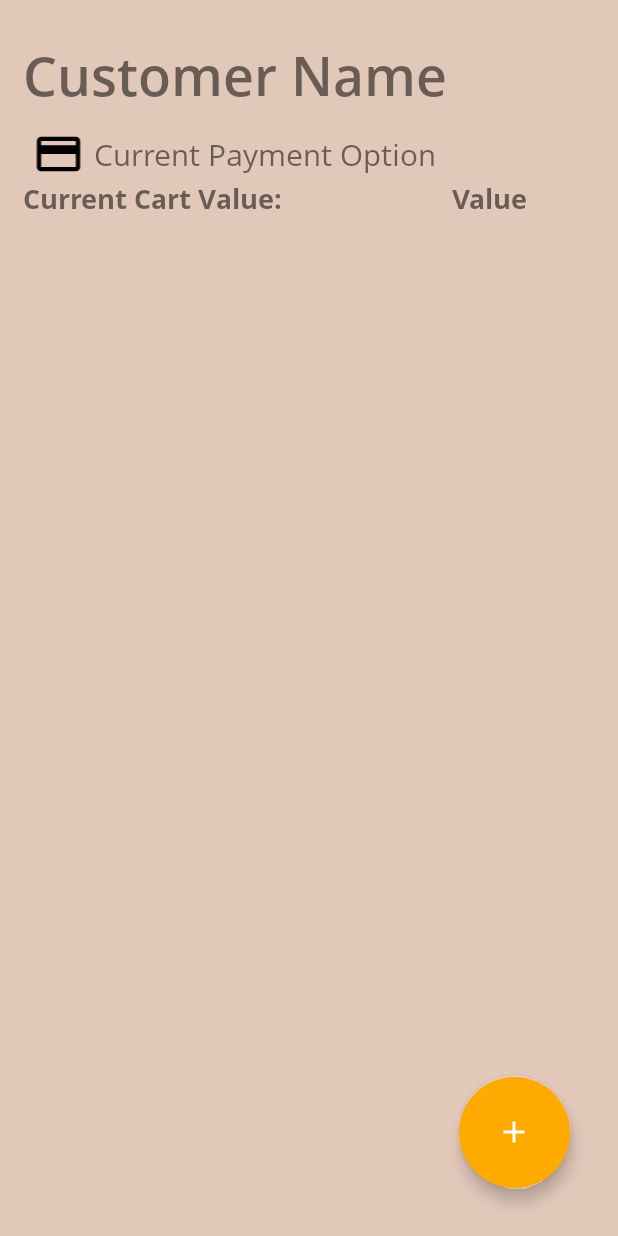
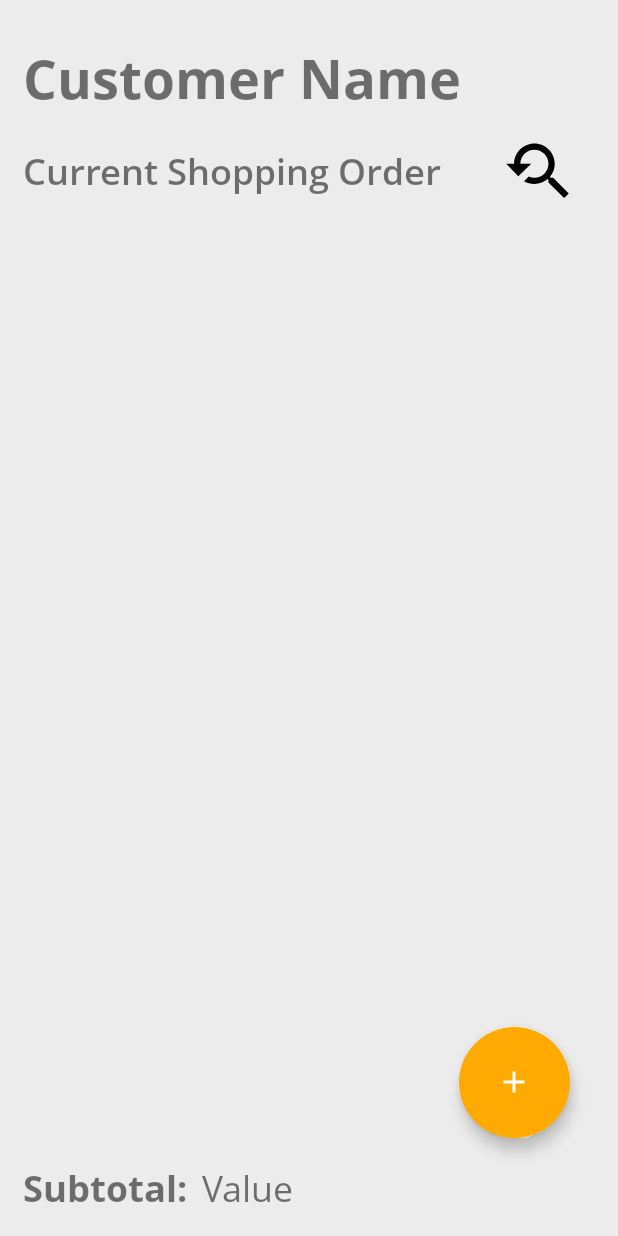
Before and after one commit to EdgarACarneiro/feup-cmov, an Android app: the MainMenuActivity screen opened directly, with no data from a screen before it, on a phone screen of 412 x 824 dp. Run offline under Robolectric (Android 15) with nearby library versions, the phone set to English and light mode, and no system bars; 2 statements that could not run were skipped.

Commit message:
Changes to Main Menu layout.

```diff
--- a/AcmeSupermarket/CustomerApp/app/src/main/java/org/feup/cmov/acmecustomer/activities/MainMenuActivity.java
+++ b/AcmeSupermarket/CustomerApp/app/src/main/java/org/feup/cmov/acmecustomer/activities/MainMenuActivity.java
@@ -52,8 +52,8 @@ public class MainMenuActivity extends AppCompatActivity {
         TextView customerName = findViewById(R.id.customer_name);
         customerName.setText("Hello, " + this.currentCustomer.getName());
 
-        TextView cardNumber = findViewById(R.id.current_payment_option);
-        cardNumber.setText(this.currentCustomer.getPaymentInfo().getMaskedCardNumber("####xxxxxxxxxxxx"));
+        /*TextView cardNumber = findViewById(R.id.current_payment_option);
+        cardNumber.setText(this.currentCustomer.getPaymentInfo().getMaskedCardNumber("####xxxxxxxxxxxx"));*/
 
         FloatingActionButton addProductButton = findViewById(R.id.add_new_item_button);
         addProductButton.setOnClickListener(new View.OnClickListener() {
--- /dev/null
+++ b/AcmeSupermarket/CustomerApp/app/src/main/res/drawable/ic_youtube_searched_for_black_24dp.xml
@@ -0,0 +1,4 @@
+<vector android:height="64dp" android:viewportHeight="24.0"
+    android:viewportWidth="24.0" android:width="64dp" xmlns:android="http://schemas.android.com/apk/res/android">
+    <path android:fillColor="#FF000000" android:pathData="M17.01,14h-0.8l-0.27,-0.27c0.98,-1.14 1.57,-2.61 1.57,-4.23 0,-3.59 -2.91,-6.5 -6.5,-6.5s-6.5,3 -6.5,6.5H2l3.84,4 4.16,-4H6.51C6.51,7 8.53,5 11.01,5s4.5,2.01 4.5,4.5c0,2.48 -2.02,4.5 -4.5,4.5 -0.65,0 -1.26,-0.14 -1.82,-0.38L7.71,15.1c0.97,0.57 2.09,0.9 3.3,0.9 1.61,0 3.08,-0.59 4.22,-1.57l0.27,0.27v0.79l5.01,4.99L22,19l-4.99,-5z"/>
+</vector>
--- a/AcmeSupermarket/CustomerApp/app/src/main/res/layout/activity_main_menu.xml
+++ b/AcmeSupermarket/CustomerApp/app/src/main/res/layout/activity_main_menu.xml
@@ -4,31 +4,25 @@
     xmlns:tools="http://schemas.android.com/tools"
     android:layout_width="match_parent"
     android:layout_height="match_parent"
-    android:background="#B7DAB6A0"
+    android:background="#B7E7E7E7"
     android:orientation="vertical"
     android:padding="15dp"
     tools:context=".activities.MainMenuActivity">
 
     <LinearLayout
-        android:id="@+id/header"
         android:layout_width="match_parent"
-        android:layout_height="140dp"
+        android:layout_height="0dp"
         android:layout_marginBottom="15dp"
+        android:layout_weight="1"
         android:baselineAligned="false"
-        android:orientation="horizontal">
-
-        <LinearLayout
-            android:layout_width="0dp"
-            android:layout_height="match_parent"
-            android:layout_weight="4"
         android:orientation="vertical">
 
         <TextView
             android:id="@+id/customer_name"
             android:layout_width="match_parent"
             android:layout_height="0dp"
-                android:layout_weight="2"
-                android:fontFamily="@font/open_sans_semibold"
+            android:layout_weight="3"
+            android:fontFamily="@font/open_sans_bold"
             android:gravity="center_vertical"
             android:text="@string/customer_name"
             android:textAlignment="viewStart"
@@ -37,61 +31,34 @@
         <LinearLayout
             android:layout_width="match_parent"
             android:layout_height="0dp"
-                android:layout_weight="1"
-                android:orientation="horizontal">
-
-                <ImageView
-                    android:id="@+id/imageView"
-                    android:layout_width="0dp"
-                    android:layout_height="match_parent"
-                    android:layout_weight="1"
-                    android:tint="#000000"
-                    app:srcCompat="@drawable/ic_credit_card_black_24dp" />
-
-                <TextView
-                    android:id="@+id/current_payment_option"
-                    android:layout_width="0dp"
-                    android:layout_height="match_parent"
-                    android:layout_weight="7"
-                    android:fontFamily="@font/open_sans"
-                    android:gravity="center_vertical"
-                    android:text="@string/current_payment_option"
-                    android:textSize="20sp" />
-            </LinearLayout>
-
-            <LinearLayout
-                android:layout_width="match_parent"
-                android:layout_height="0dp"
-                android:layout_weight="1"
+            android:layout_weight="2"
             android:orientation="horizontal">
 
             <TextView
                 android:id="@+id/your_cart"
                 android:layout_width="0dp"
                 android:layout_height="match_parent"
-                    android:layout_weight="3"
-                    android:fontFamily="@font/open_sans_bold"
-                    android:text="@string/your_shopping_cart"
+                android:layout_weight="4"
+                android:fontFamily="@font/open_sans_semibold"
+                android:gravity="center_vertical"
+                android:text="@string/current_shopping_order"
                 android:textAlignment="viewStart"
-                    android:textSize="18sp" />
+                android:textSize="24sp" />
 
-                <TextView
-                    android:id="@+id/shopping_cart_value"
+            <ImageView
+                android:id="@+id/past_transactions"
                 android:layout_width="0dp"
                 android:layout_height="match_parent"
                 android:layout_weight="1"
-                    android:fontFamily="@font/open_sans_bold"
-                    android:text="@string/shopping_value"
-                    android:textSize="18sp" />
-            </LinearLayout>
-
+                app:srcCompat="@drawable/ic_youtube_searched_for_black_24dp" />
         </LinearLayout>
 
     </LinearLayout>
 
     <androidx.coordinatorlayout.widget.CoordinatorLayout
         android:layout_width="match_parent"
-        android:layout_height="match_parent">
+        android:layout_height="0dp"
+        android:layout_weight="5">
 
         <com.google.android.material.floatingactionbutton.FloatingActionButton
             android:id="@+id/checkout_button"
@@ -136,4 +103,29 @@
 
     </androidx.coordinatorlayout.widget.CoordinatorLayout>
 
+    <LinearLayout
+        android:id="@+id/total"
+        android:layout_width="match_parent"
+        android:layout_height="wrap_content"
+        android:layout_gravity="bottom|end"
+        android:orientation="horizontal">
+
+        <TextView
+            android:id="@+id/total_text"
+            android:layout_width="wrap_content"
+            android:layout_height="wrap_content"
+            android:layout_marginEnd="10dp"
+            android:fontFamily="@font/open_sans_bold"
+            android:text="@string/subtotal"
+            android:textSize="24sp" />
+
+        <TextView
+            android:id="@+id/shopping_cart_value"
+            android:layout_width="wrap_content"
+            android:layout_height="match_parent"
+            android:fontFamily="@font/open_sans"
+            android:text="@string/shopping_value"
+            android:textSize="24sp" />
     </LinearLayout>
+
+</LinearLayout>
--- a/AcmeSupermarket/CustomerApp/app/src/main/res/values/strings.xml
+++ b/AcmeSupermarket/CustomerApp/app/src/main/res/values/strings.xml
@@ -32,4 +32,6 @@
     <string name="confirm_your_purchase">Confirm Your Purchase</string>
     <string name="discount">Do you wish to discount your current store credit to this purchase?</string>
     <string name="go_back">Go Back</string>
+    <string name="current_shopping_order">Current Shopping Order</string>
+    <string name="subtotal">Subtotal:</string>
 </resources>
```
Lines whose indentation alone changed are shown as unchanged.
